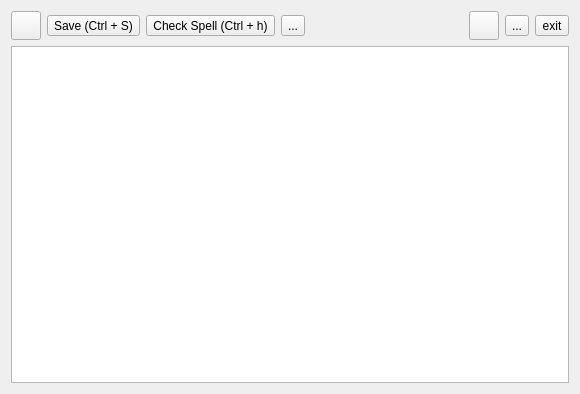
Before: the Qt Designer form src/todaywindow.ui in mmartinortiz/Today, drawn with Qt 5.
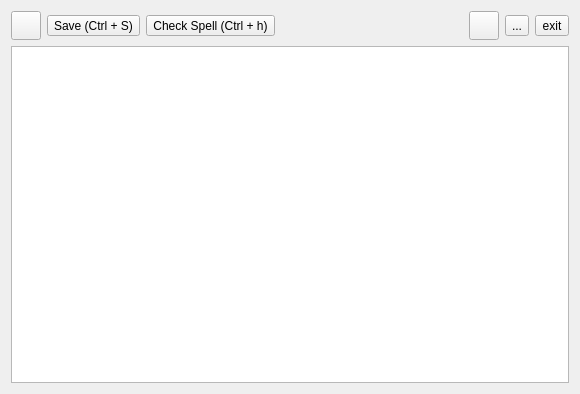
After: the same form once the commit is applied. Icons and pictures are not drawn.

What changed in the file:
```diff
--- a/src/todaywindow.ui
+++ b/src/todaywindow.ui
@@ -84,13 +84,6 @@
         </property>
        </widget>
       </item>
-      <item>
-       <widget class="QToolButton" name="textToSpeech">
-        <property name="text">
-         <string>...</string>
-        </property>
-       </widget>
-      </item>
       <item>
        <spacer name="horizontalSpacer">
         <property name="orientation">
```
